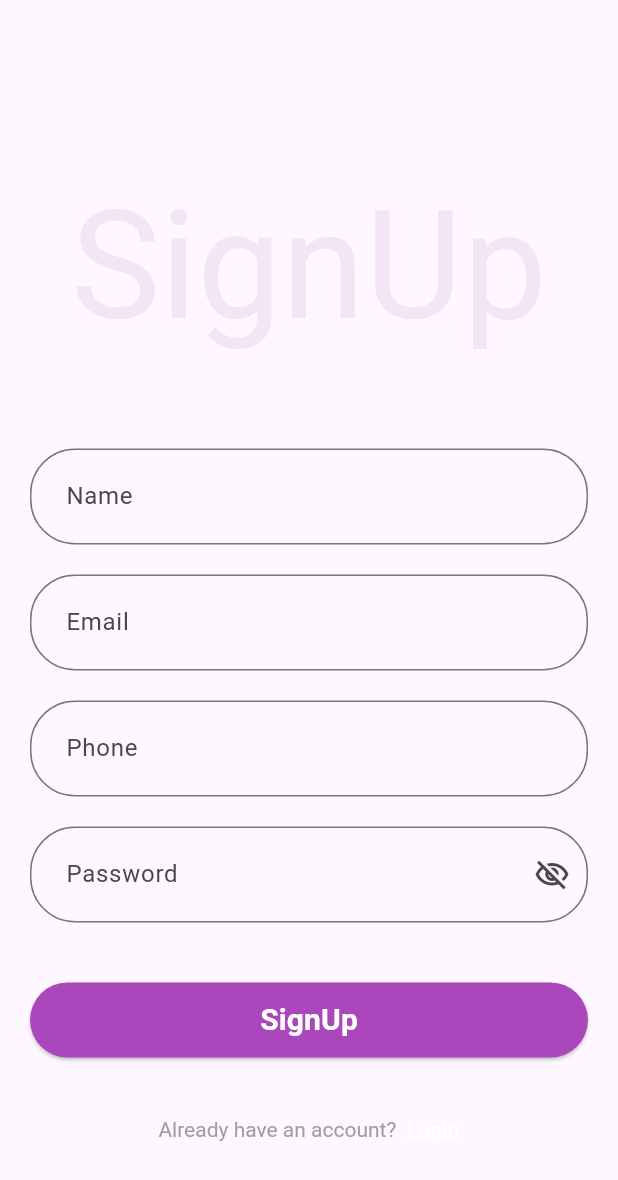
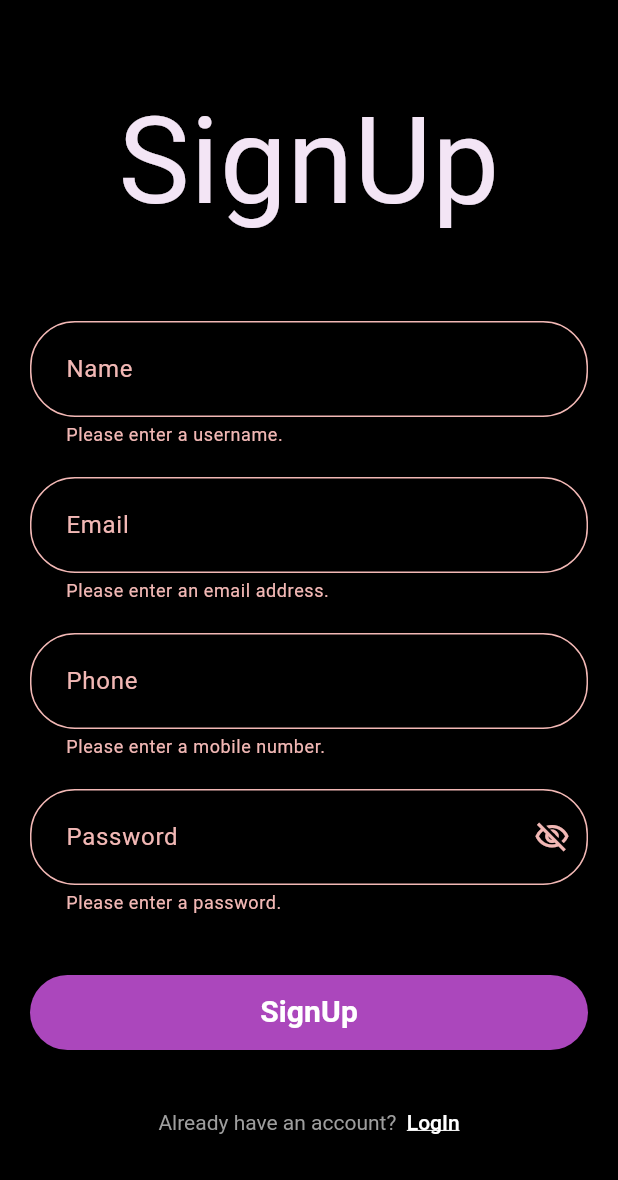
Before and after one commit to AnandhuA/ChatApp, a Flutter app: the SignupScreen screen opened directly, after a tap on "SignUp", on a phone screen of 412 x 824 dp. Shown: the top 1180 px of the screen. Run offline on Flutter 3.47's test engine with Material 3 defaults, Android fonts, the phone set to English and light mode, and no system bars.

Commit message:
validation added'
qq

```diff
--- /dev/null
+++ b/lib/core/validation.dart
@@ -0,0 +1,71 @@
+String? validateEmail(String? email) {
+  if (email == null || email.isEmpty) {
+    return 'Please enter an email address.';
+  }
+  RegExp emailRegex = RegExp(
+      r'^(([^<>()[\]\\.,;:\s@\"]+(\.[^<>()[\]\\.,;:\s@\"]+)*)|(\".+\"))@((\[[0-9]{1,3}\.[0-9]{1,3}\.[0-9]{1,3}\.[0-9]{1,3}\])|(([a-zA-Z\-0-9]+\.)+[a-zA-Z]{2,}))$');
+  if (!emailRegex.hasMatch(email)) {
+    return 'Please enter a valid email address.';
+  }
+  return null;
+}
+
+// password validator
+String? validatePassword(String? password) {
+  if (password == null || password.isEmpty) {
+    return 'Please enter a password.';
+  }
+  if (!RegExp(
+          r'^(?=.*[a-z])(?=.*[A-Z])(?=.*\d)(?=.*[@$!%#?&])[A-Za-z\d@$!%#?&]{8,}$')
+      .hasMatch(password)) {
+    return 'Password must be at least 8 characters long and contain at least one uppercase letter, one lowercase letter, one number, and one special character.';
+  }
+  return null;
+}
+
+//phonenumber
+String? validateMobileNumber(String? number) {
+  if (number == null || number.isEmpty) {
+    return 'Please enter a mobile number.';
+  }
+
+  final regex = RegExp(r'^\d{10}$');
+
+  if (!regex.hasMatch(number)) {
+    return 'Invalid mobile number format.';
+  }
+
+  return null;
+}
+
+// Username validator
+String? validateUsername(String? username) {
+  if (username == null || username.isEmpty) {
+    return 'Please enter a username.';
+  }
+  if (username.length <= 3) {
+    return 'Username must be more than 3 characters.';
+  }
+  return null;
+}
+
+// Confirm password validator
+String? validateConfirmPassword(String? password, String? confirmPassword) {
+  if (confirmPassword == null || confirmPassword.isEmpty) {
+    return 'Please confirm your password.';
+  }
+  if (password != confirmPassword) {
+    return 'Passwords do not match.';
+  }
+  return null;
+}
+
+String? validatePostdesctiption(String? username) {
+  if (username == null || username.isEmpty) {
+    return 'Please enter a Description.';
+  }
+  if (username.length <= 3) {
+    return 'Description must be more than 3 characters.';
+  }
+  return null;
+}
--- a/lib/main.dart
+++ b/lib/main.dart
@@ -19,6 +19,7 @@ class MyApp extends StatelessWidget {
           backgroundColor: Colors.black,
         ),
       ),
+      themeMode: ThemeMode.dark,
     );
   }
 }
--- a/lib/persentation/authentication/login_screen.dart
+++ b/lib/persentation/authentication/login_screen.dart
@@ -2,6 +2,7 @@ import 'dart:developer';
 import 'dart:ui';
 
 import 'package:chatapp/core/size.dart';
+import 'package:chatapp/core/validation.dart';
 import 'package:chatapp/persentation/authentication/signup_screen.dart';
 import 'package:chatapp/persentation/authentication/widgets/custom_button.dart';
 import 'package:chatapp/persentation/authentication/widgets/text_field_widget.dart';
@@ -13,11 +14,11 @@ class LoginScreen extends StatelessWidget {
   LoginScreen({super.key});
   final TextEditingController _emailController = TextEditingController();
   final TextEditingController _passwordController = TextEditingController();
+  final _formKey = GlobalKey<FormState>();
 
   @override
   Widget build(BuildContext context) {
     return Scaffold(
-      appBar: AppBar(),
       body: Padding(
         padding: const EdgeInsets.symmetric(
           horizontal: 20,
@@ -25,6 +26,8 @@ class LoginScreen extends StatelessWidget {
         child: SingleChildScrollView(
           child: Padding(
             padding: const EdgeInsets.symmetric(),
+            child: Form(
+              key: _formKey,
               child: Column(
                 children: [
                   constHeight50,
@@ -40,9 +43,11 @@ class LoginScreen extends StatelessWidget {
                   TextFieldWidget(
                     controller: _emailController,
                     label: "Email",
+                    validation: validateEmail,
                   ),
                   constHeight20,
                   TextFieldWidget(
+                    validation: validatePassword,
                     controller: _passwordController,
                     label: "Password",
                     obscureText: true,
@@ -50,6 +55,7 @@ class LoginScreen extends StatelessWidget {
                   constHeight50,
                   CustomButton(
                     onTap: () {
+                      if (_formKey.currentState!.validate()) {
                         log("message");
                         Navigator.pushAndRemoveUntil(
                           context,
@@ -58,6 +64,7 @@ class LoginScreen extends StatelessWidget {
                           ),
                           (route) => false,
                         );
+                      }
                     },
                     title: "Login",
                   ),
@@ -87,7 +94,9 @@ class LoginScreen extends StatelessWidget {
                       ),
                     ),
                   ),
+                  constHeight20
                 ],
+              ),
             ),
           ),
         ),
--- a/lib/persentation/authentication/signup_screen.dart
+++ b/lib/persentation/authentication/signup_screen.dart
@@ -1,4 +1,7 @@
+import 'dart:developer';
+
 import 'package:chatapp/core/size.dart';
+import 'package:chatapp/core/validation.dart';
 import 'package:chatapp/persentation/authentication/login_screen.dart';
 import 'package:chatapp/persentation/authentication/widgets/custom_button.dart';
 import 'package:chatapp/persentation/authentication/widgets/text_field_widget.dart';
@@ -11,34 +14,42 @@ class SignupScreen extends StatelessWidget {
   final TextEditingController _emailController = TextEditingController();
   final TextEditingController _passwordController = TextEditingController();
   final TextEditingController _phoneController = TextEditingController();
+  final _formKey = GlobalKey<FormState>();
 
   @override
   Widget build(BuildContext context) {
     return Scaffold(
-      appBar: AppBar(),
       body: SingleChildScrollView(
         child: Padding(
           padding: const EdgeInsets.symmetric(horizontal: 20),
+          child: Form(
+            key: _formKey,
             child: Column(
               children: [
                 constHeight50,
                 Text(
                   "SignUp",
                   style: TextStyle(
-                  fontSize: 100,
+                    fontSize: 80,
                     color: Colors.purple.shade50,
                   ),
                 ),
                 constHeight50,
-              TextFieldWidget(controller: _nameController, label: "Name"),
+                TextFieldWidget(
+                  validation: validateUsername,
+                  controller: _nameController,
+                  label: "Name",
+                ),
                 constHeight20,
                 TextFieldWidget(
+                  validation: validateEmail,
                   controller: _emailController,
                   label: "Email",
                   keyboard: TextInputType.emailAddress,
                 ),
                 constHeight20,
                 TextFieldWidget(
+                  validation: validateMobileNumber,
                   controller: _phoneController,
                   label: "Phone",
                   maxlength: 10,
@@ -46,12 +57,20 @@ class SignupScreen extends StatelessWidget {
                 ),
                 constHeight20,
                 TextFieldWidget(
+                  validation: validatePassword,
                   controller: _passwordController,
                   label: "Password",
                   obscureText: true,
                 ),
                 constHeight40,
-              CustomButton(onTap: () {}, title: "SignUp"),
+                CustomButton(
+                  onTap: () {
+                    if (_formKey.currentState!.validate()) {
+                      log("ok");
+                    }
+                  },
+                  title: "SignUp",
+                ),
                 constHeight40,
                 Center(
                   child: RichText(
@@ -78,7 +97,9 @@ class SignupScreen extends StatelessWidget {
                     ),
                   ),
                 ),
+                constHeight20
               ],
+            ),
           ),
         ),
       ),
--- a/lib/persentation/authentication/widgets/text_field_widget.dart
+++ b/lib/persentation/authentication/widgets/text_field_widget.dart
@@ -6,6 +6,7 @@ class TextFieldWidget extends StatefulWidget {
   final bool obscureText;
   final TextInputType? keyboard;
   final int? maxlength;
+  final  FormFieldValidator<String>? validation;
 
   const TextFieldWidget(
       {super.key,
@@ -13,7 +14,7 @@ class TextFieldWidget extends StatefulWidget {
       required this.label,
       this.obscureText = false,
       this.keyboard,
-      this.maxlength});
+      this.maxlength,required this.validation,});
 
   @override
   State<TextFieldWidget> createState() => _TextFieldWidgetState();
@@ -30,6 +31,7 @@ class _TextFieldWidgetState extends State<TextFieldWidget> {
   @override
   Widget build(BuildContext context) {
     return TextFormField(
+      validator:widget.validation,
       controller: widget.controller,
       obscureText: visibility,
       keyboardType: widget.keyboard,
```
Lines whose indentation alone changed are shown as unchanged.
